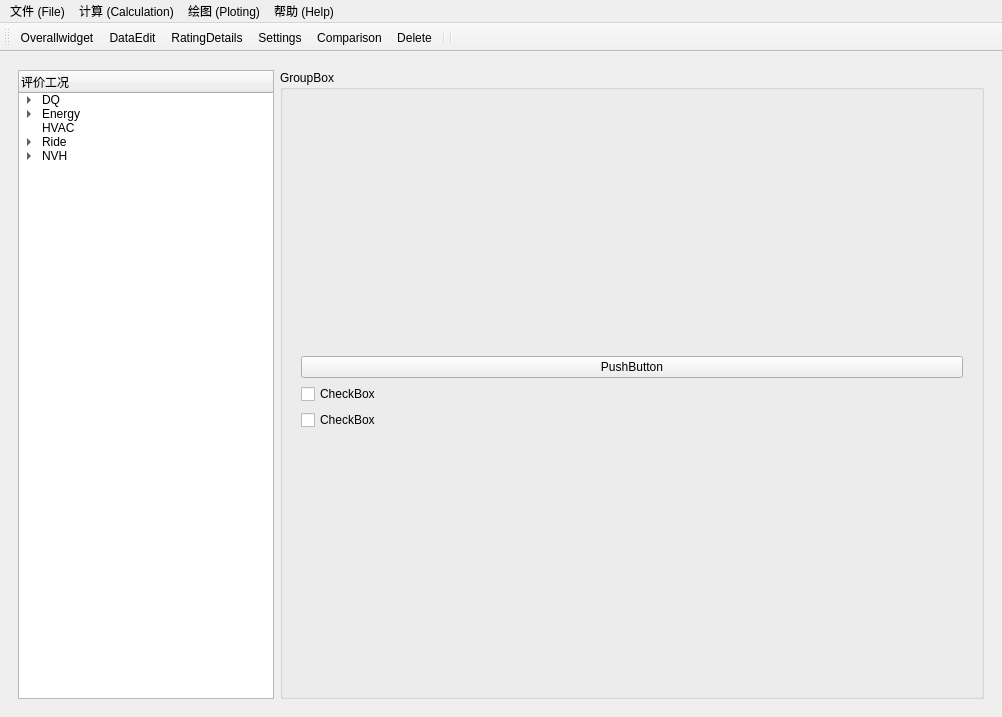
Before: the Qt Designer form test_ui.ui in huisede/untitled, drawn with Qt 5.
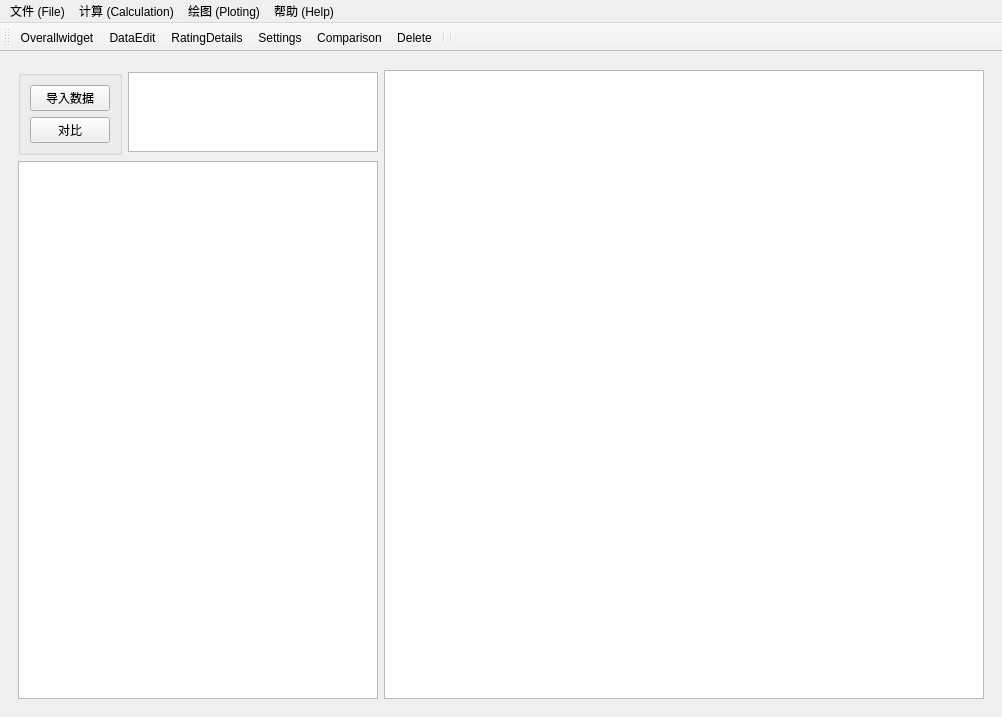
After: the same form once the commit is applied. Icons and pictures are not drawn.

```diff
--- a/test_ui.ui
+++ b/test_ui.ui
@@ -28,7 +28,7 @@
     <item row="1" column="0">
      <widget class="QStackedWidget" name="stackedWidget">
       <property name="currentIndex">
-       <number>3</number>
+       <number>4</number>
       </property>
       <widget class="QWidget" name="page">
        <layout class="QGridLayout" name="gridLayout_2">
@@ -856,6 +856,60 @@
         </item>
        </layout>
       </widget>
+      <widget class="QWidget" name="page_comparison">
+       <layout class="QGridLayout" name="gridLayout_16">
+        <item row="0" column="2">
+         <widget class="QTableView" name="tableView">
+          <property name="minimumSize">
+           <size>
+            <width>600</width>
+            <height>0</height>
+           </size>
+          </property>
+         </widget>
+        </item>
+        <item row="0" column="1">
+         <layout class="QGridLayout" name="gridLayout_15">
+          <item row="3" column="1">
+           <widget class="QTextBrowser" name="textBrowser_compare">
+            <property name="maximumSize">
+             <size>
+              <width>300</width>
+              <height>80</height>
+             </size>
+            </property>
+           </widget>
+          </item>
+          <item row="4" column="0" colspan="2">
+           <widget class="QGraphicsView" name="graphicsView_spider_compare"/>
+          </item>
+          <item row="3" column="0">
+           <widget class="QGroupBox" name="groupBox_5">
+            <property name="title">
+             <string/>
+            </property>
+            <layout class="QVBoxLayout" name="verticalLayout_3">
+             <item>
+              <widget class="QPushButton" name="pushButton_compare_2">
+               <property name="text">
+                <string>导入数据</string>
+               </property>
+              </widget>
+             </item>
+             <item>
+              <widget class="QPushButton" name="pushButton_compare">
+               <property name="text">
+                <string>对比</string>
+               </property>
+              </widget>
+             </item>
+            </layout>
+           </widget>
+          </item>
+         </layout>
+        </item>
+       </layout>
+      </widget>
      </widget>
     </item>
    </layout>
```
Left out of the diff: 8 changed lines with no effect on the pictures.
